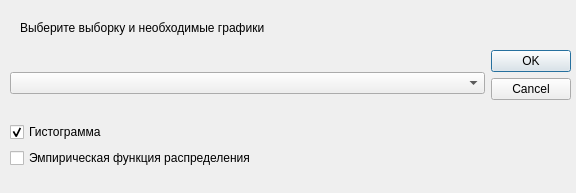
Qt form source/DialogForms/GraphicsForms/addgraphdialog.ui (Oginsky/MathStat) before a commit.
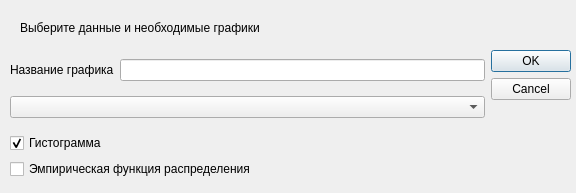
The same form after that commit.

What changed in the file:
```diff
--- a/source/DialogForms/GraphicsForms/addgraphdialog.ui
+++ b/source/DialogForms/GraphicsForms/addgraphdialog.ui
@@ -28,10 +28,10 @@
     </font>
    </property>
    <property name="text">
-    <string>Выберите выборку и необходимые графики</string>
+    <string>Выберите данные и необходимые графики</string>
    </property>
   </widget>
-  <widget class="QWidget" name="">
+  <widget class="QWidget" name="layoutWidget">
    <property name="geometry">
     <rect>
      <x>10</x>
@@ -43,6 +43,20 @@
    <layout class="QHBoxLayout" name="horizontalLayout">
     <item>
      <layout class="QVBoxLayout" name="verticalLayout_2">
+      <item>
+       <layout class="QHBoxLayout" name="horizontalLayout_2">
+        <item>
+         <widget class="QLabel" name="nam_label">
+          <property name="text">
+           <string>Название графика</string>
+          </property>
+         </widget>
+        </item>
+        <item>
+         <widget class="QLineEdit" name="name_line"/>
+        </item>
+       </layout>
+      </item>
       <item>
        <widget class="QComboBox" name="samplesNameBox"/>
       </item>
```
